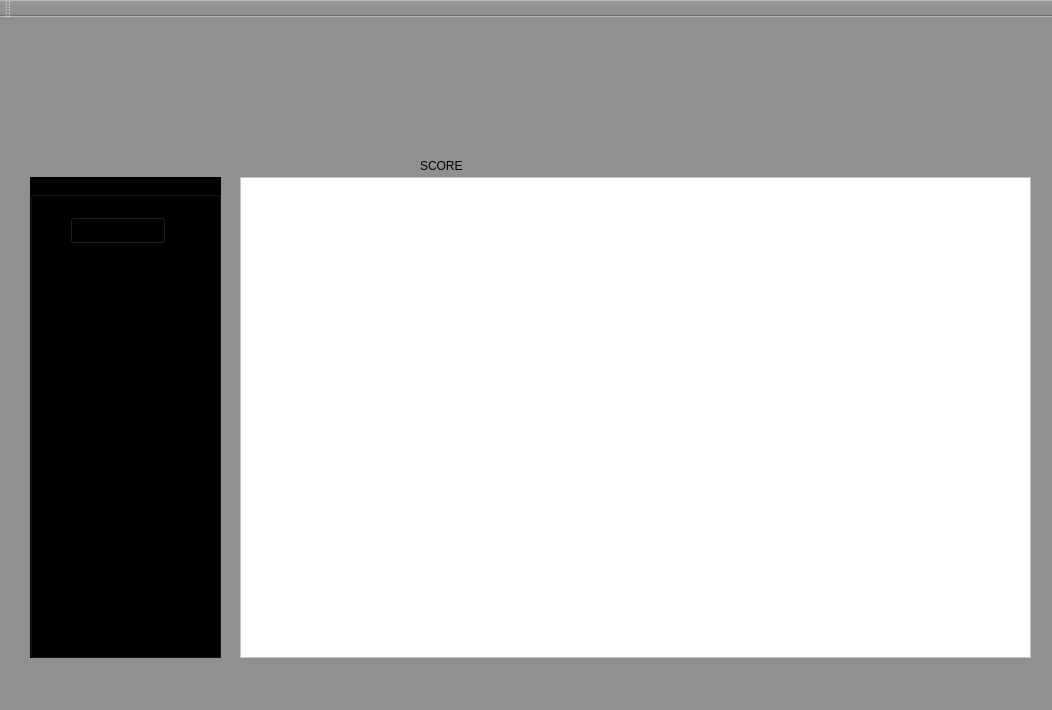
This is mainwindow.ui in Carragher/awesum-o as Qt 5 draws it before an edit. The edited form follows.
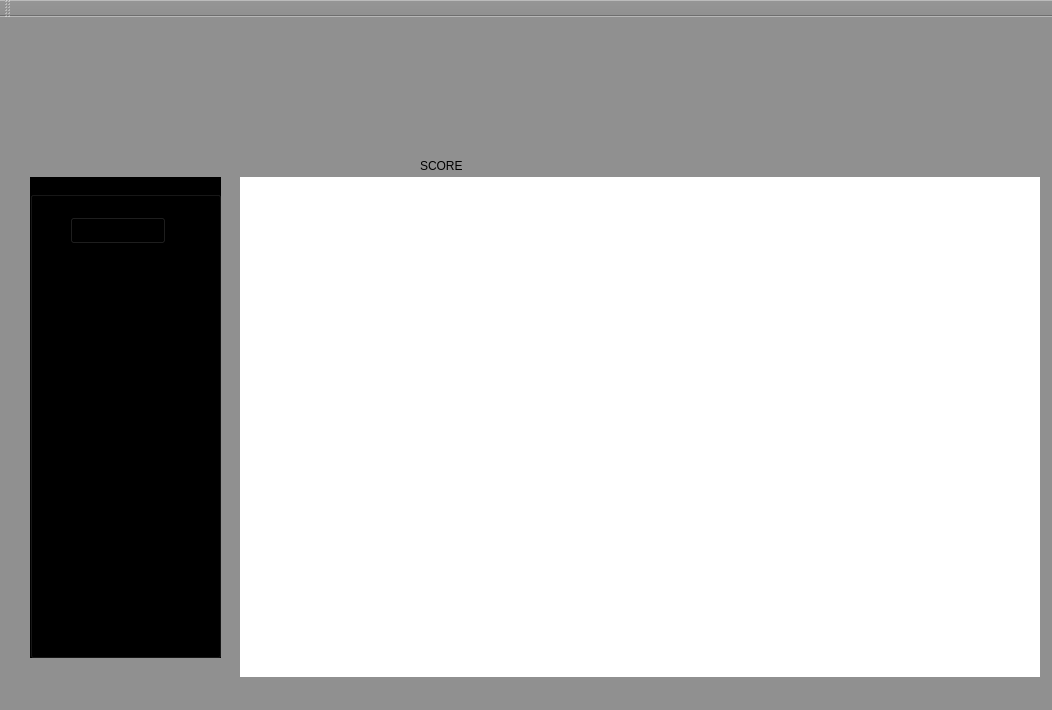
This is the edited form. Icons and pictures are not drawn.

```diff
--- a/mainwindow.ui
+++ b/mainwindow.ui
@@ -116,22 +116,6 @@
      <bool>true</bool>
     </property>
    </widget>
-   <widget class="QGraphicsView" name="graphicsView">
-    <property name="geometry">
-     <rect>
-      <x>240</x>
-      <y>160</y>
-      <width>791</width>
-      <height>481</height>
-     </rect>
-    </property>
-    <property name="autoFillBackground">
-     <bool>true</bool>
-    </property>
-    <property name="styleSheet">
-     <string notr="true">background-color:white</string>
-    </property>
-   </widget>
    <widget class="QLabel" name="scoreLbl">
     <property name="geometry">
      <rect>
@@ -145,6 +129,19 @@
      <string>SCORE</string>
     </property>
    </widget>
+   <widget class="QWidget" name="graphicsView" native="true">
+    <property name="geometry">
+     <rect>
+      <x>240</x>
+      <y>160</y>
+      <width>800</width>
+      <height>500</height>
+     </rect>
+    </property>
+    <property name="styleSheet">
+     <string notr="true">background-color: rgb(255, 255, 255);</string>
+    </property>
+   </widget>
   </widget>
   <widget class="QMenuBar" name="menuBar">
    <property name="geometry">
```
